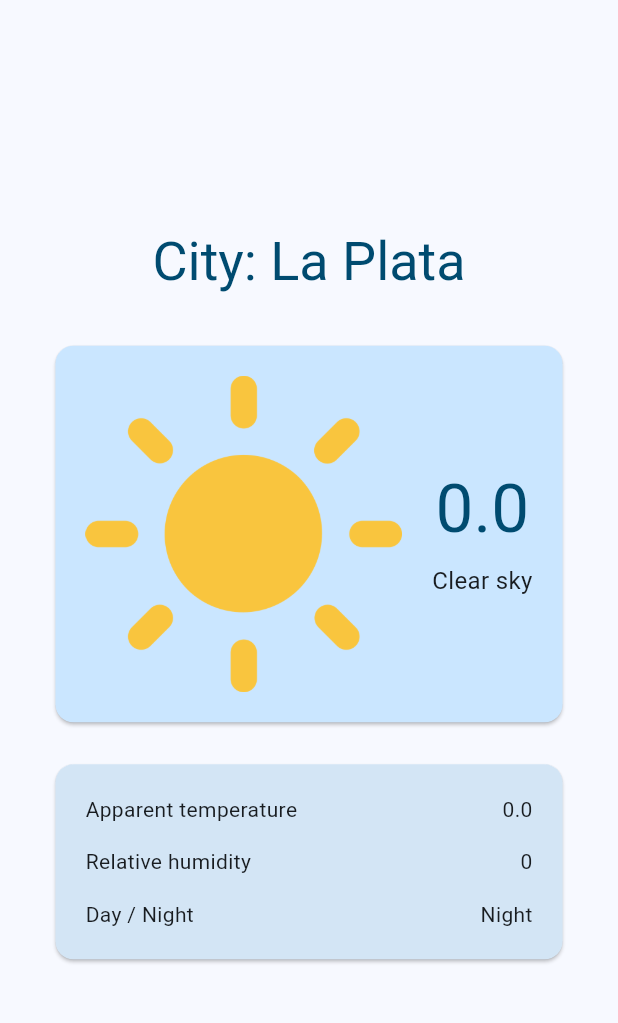
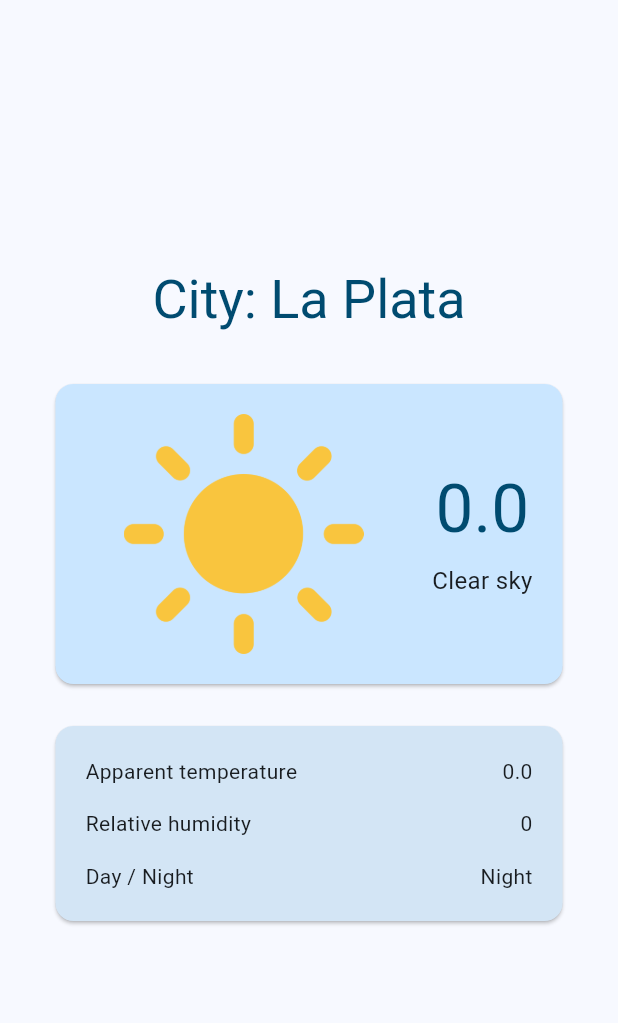
Before and after one commit to FacundoMiglierini/WeatherApp, a Flutter app: the WeatherPage screen opened directly, on a phone screen of 412 x 824 dp, the part 63-1086 px from its top. Run offline on Flutter 3.47's test engine with Material 3 defaults, Android fonts, the phone set to English and light mode, and no system bars; our stand-ins replace email_validator, hive_flutter; accounts and stored records are empty; network calls fail.

Commit message:
fix weather card on big screens

```diff
--- a/weather_app/lib/main.dart
+++ b/weather_app/lib/main.dart
@@ -9,11 +9,10 @@ import 'dart:convert';
 import 'dart:developer' as developer;
 import 'package:weather_app/weather_controller.dart';
 
-//TODO relocate logout button
-//TODO fix closing the app with back button (pass login to false)
 //TODO fix weather layout on big screens
 //TODO change photo according to weather
 //TODO refactor code structure
+//TODO fix closing the app with back button (pass login to false)
 //TODO optional: add loading animations
 
 
@@ -676,6 +675,8 @@ class WeatherCard extends StatelessWidget {
     super.key,
   });
 
+  double deviceWidth(BuildContext context) => MediaQuery.of(context).size.width;
+
   @override
   Widget build(BuildContext context) {
 
@@ -688,6 +689,8 @@ class WeatherCard extends StatelessWidget {
       children: [
         Card(
           color: theme.colorScheme.primaryContainer,
+          child: Container(
+            constraints: deviceWidth(context) > 400 ? BoxConstraints.tightFor(width: double.infinity, height: 200) : null,
             child: Padding(
               padding: const EdgeInsets.all(20),
               child: Row(
@@ -697,7 +700,7 @@ class WeatherCard extends StatelessWidget {
                     child: Image.asset(
                       'assets/clear_sky.png',
                       fit: BoxFit.scaleDown,
-                  ),
+                    )
                   ),
                   const SizedBox(width: 20),
                   Column(
@@ -715,6 +718,7 @@ class WeatherCard extends StatelessWidget {
                     ],
                   ),
                 ],
+              ),
             ),
           ),
         ),
```
Lines whose indentation alone changed are shown as unchanged.
